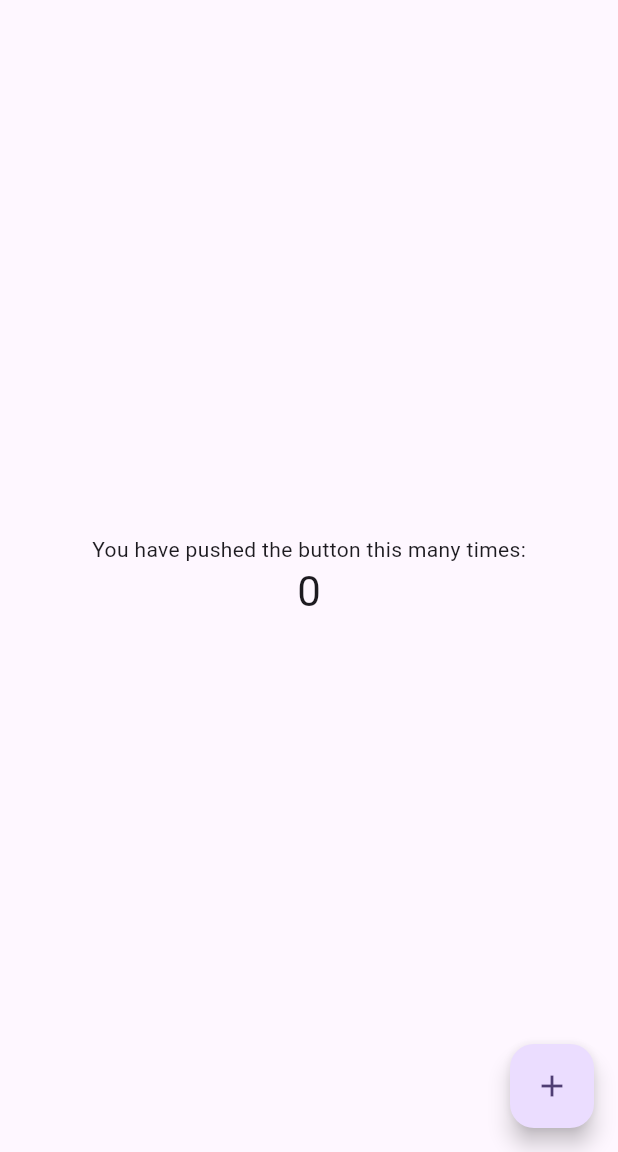
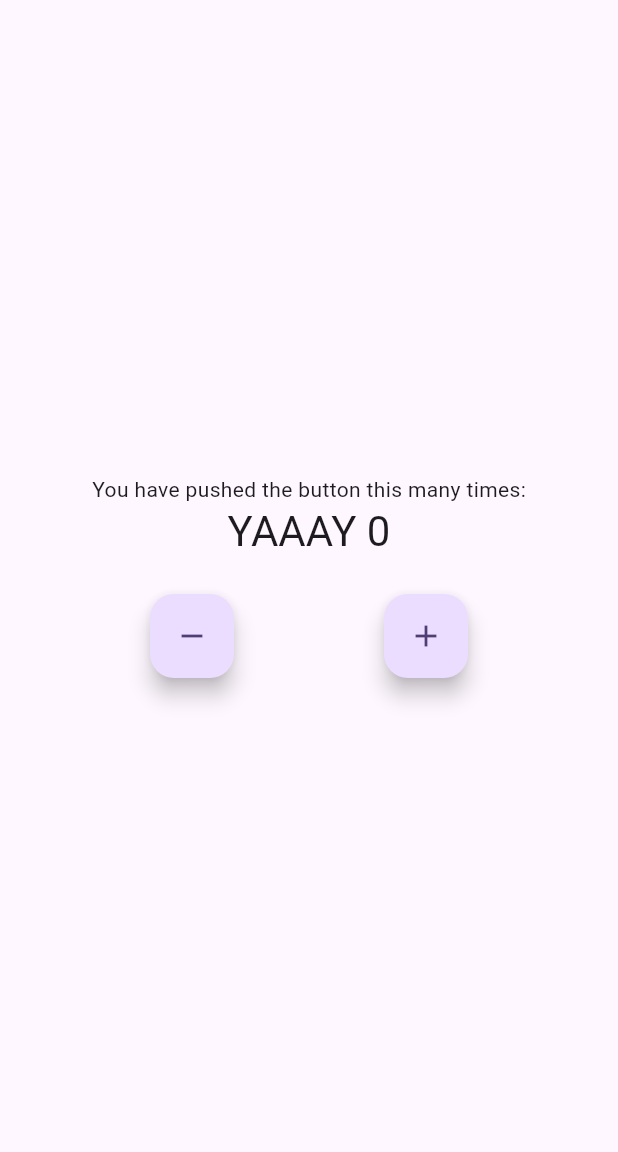
Before and after one commit to Gagana17/Countdown-App, a Flutter app: the screen it shows after launch, on a phone screen of 412 x 824 dp, the part 84-1236 px from its top. Run offline on Flutter 3.47's test engine with Material 3 defaults, Android fonts, the phone set to English and light mode, and no system bars; our stand-ins replace bloc, flutter_bloc.

Commit message:
Describe your changes

```diff
--- a/analysis_options.yaml
+++ b/analysis_options.yaml
@@ -7,6 +7,9 @@
 
 # The following line activates a set of recommended lints for Flutter apps,
 # packages, and plugins designed to encourage good coding practices.
+analyzer:
+  errors:
+    prefer_interpolation_to_compose_strings: ignore
 include: package:flutter_lints/flutter.yaml
 
 linter:
@@ -23,6 +26,5 @@ linter:
   rules:
     # avoid_print: false  # Uncomment to disable the `avoid_print` rule
     # prefer_single_quotes: true  # Uncomment to enable the `prefer_single_quotes` rule
-
 # Additional information about this file can be found at
 # https://dart.dev/guides/language/analysis-options
--- /dev/null
+++ b/devtools_options.yaml
@@ -0,0 +1,3 @@
+description: This file stores settings for Dart & Flutter DevTools.
+documentation: https://docs.flutter.dev/tools/devtools/extensions#configure-extension-enablement-states
+extensions:
--- /dev/null
+++ b/lib/cubit/counter_cubit.dart
@@ -0,0 +1,12 @@
+import 'package:bloc/bloc.dart';
+import 'package:meta/meta.dart';
+
+part 'counter_state.dart';
+
+class CounterCubit extends Cubit<CounterState> {
+  CounterCubit() : super(CounterState(counterValue: 0));
+
+  void increment() => emit(CounterState(counterValue: state.counterValue + 1));
+
+  void decrement() => emit(CounterState(counterValue: state.counterValue - 1));
+}
--- /dev/null
+++ b/lib/cubit/counter_state.dart
@@ -0,0 +1,9 @@
+part of 'counter_cubit.dart';
+
+class CounterState {
+  int counterValue;
+
+  CounterState({
+    required this.counterValue,
+  });
+}
--- a/lib/main.dart
+++ b/lib/main.dart
@@ -1,4 +1,6 @@
+import 'package:app/cubit/counter_cubit.dart';
 import 'package:flutter/material.dart';
+import 'package:flutter_bloc/flutter_bloc.dart';
 
 void main() {
   runApp(const MyApp());
@@ -7,46 +9,24 @@ void main() {
 class MyApp extends StatelessWidget {
   const MyApp({super.key});
 
-  // This widget is the root of your application.
   @override
   Widget build(BuildContext context) {
-    return MaterialApp(
+    return BlocProvider<CounterCubit>(
+      create: (context) => CounterCubit(),
+      child: MaterialApp(
         title: 'Flutter Demo',
         theme: ThemeData(
-        // This is the theme of your application.
-        //
-        // TRY THIS: Try running your application with "flutter run". You'll see
-        // the application has a purple toolbar. Then, without quitting the app,
-        // try changing the seedColor in the colorScheme below to Colors.green
-        // and then invoke "hot reload" (save your changes or press the "hot
-        // reload" button in a Flutter-supported IDE, or press "r" if you used
-        // the command line to start the app).
-        //
-        // Notice that the counter didn't reset back to zero; the application
-        // state is not lost during the reload. To reset the state, use hot
-        // restart instead.
-        //
-        // This works for code too, not just values: Most code changes can be
-        // tested with just a hot reload.
           colorScheme: ColorScheme.fromSeed(seedColor: Colors.deepPurple),
           useMaterial3: true,
         ),
         home: const MyHomePage(title: 'Flutter Demo Home Page'),
+      ),
     );
   }
 }
 
 class MyHomePage extends StatefulWidget {
   const MyHomePage({super.key, required this.title});
-
-  // This widget is the home page of your application. It is stateful, meaning
-  // that it has a State object (defined below) that contains fields that affect
-  // how it looks.
-
-  // This class is the configuration for the state. It holds the values (in this
-  // case the title) provided by the parent (in this case the App widget) and
-  // used by the build method of the State. Fields in a Widget subclass are
-  // always marked "final".
 
   final String title;
 
@@ -59,67 +39,78 @@ class _MyHomePageState extends State<MyHomePage> {
 
   void _incrementCounter() {
     setState(() {
-      // This call to setState tells the Flutter framework that something has
-      // changed in this State, which causes it to rerun the build method below
-      // so that the display can reflect the updated values. If we changed
-      // _counter without calling setState(), then the build method would not be
-      // called again, and so nothing would appear to happen.
       _counter++;
     });
   }
 
   @override
   Widget build(BuildContext context) {
-    // This method is rerun every time setState is called, for instance as done
-    // by the _incrementCounter method above.
-    //
-    // The Flutter framework has been optimized to make rerunning build methods
-    // fast, so that you can just rebuild anything that needs updating rather
-    // than having to individually change instances of widgets.
     return Scaffold(
       appBar: AppBar(
-        // TRY THIS: Try changing the color here to a specific color (to
-        // Colors.amber, perhaps?) and trigger a hot reload to see the AppBar
-        // change color while the other colors stay the same.
         backgroundColor: Theme.of(context).colorScheme.inversePrimary,
-        // Here we take the value from the MyHomePage object that was created by
-        // the App.build method, and use it to set our appbar title.
         title: Text(widget.title),
       ),
-      body: Center(
-        // Center is a layout widget. It takes a single child and positions it
-        // in the middle of the parent.
+      body: BlocBuilder<CounterCubit, CounterState>(
+        builder: (context, state) {
+          return Center(
             child: Column(
-          // Column is also a layout widget. It takes a list of children and
-          // arranges them vertically. By default, it sizes itself to fit its
-          // children horizontally, and tries to be as tall as its parent.
-          //
-          // Column has various properties to control how it sizes itself and
-          // how it positions its children. Here we use mainAxisAlignment to
-          // center the children vertically; the main axis here is the vertical
-          // axis because Columns are vertical (the cross axis would be
-          // horizontal).
-          //
-          // TRY THIS: Invoke "debug painting" (choose the "Toggle Debug Paint"
-          // action in the IDE, or press "p" in the console), to see the
-          // wireframe for each widget.
               mainAxisAlignment: MainAxisAlignment.center,
               children: <Widget>[
                 const Text(
                   'You have pushed the button this many times:',
                 ),
-            Text(
-              '$_counter',
+                BlocBuilder<CounterCubit, CounterState>(
+                  builder: (context, state) {
+                    if (state.counterValue < 0) {
+                      return Text(
+                        'BRR, NEGATIVE ${state.counterValue}',
                         style: Theme.of(context).textTheme.headlineMedium,
+                      );
+                    } else if (state.counterValue % 2 == 0) {
+                      return Text(
+                        'YAAAY ${state.counterValue}',
+                        style: Theme.of(context).textTheme.headlineMedium,
+                      );
+                    } else if (state.counterValue == 5) {
+                      return Text(
+                        'HAAM, NUMBER 5',
+                        style: Theme.of(context).textTheme.headlineMedium,
+                      );
+                    } else {
+                      return Text(
+                        state.counterValue.toString(),
+                        style: Theme.of(context).textTheme.headlineMedium,
+                      );
+                    }
+                  },
+                ),
+                const SizedBox(
+                  height: 24,
+                ),
+                Row(
+                  mainAxisAlignment: MainAxisAlignment.spaceEvenly,
+                  children: [
+                    FloatingActionButton(
+                      onPressed: () {
+                        BlocProvider.of<CounterCubit>(context).decrement();
+                      },
+                      tooltip: 'Decrement',
+                      child: const Icon(Icons.remove),
+                    ),
+                    FloatingActionButton(
+                      onPressed: () {
+                        BlocProvider.of<CounterCubit>(context).increment();
+                      },
+                      tooltip: 'Increment',
+                      child: const Icon(Icons.add),
+                    )
+                  ],
                 ),
               ],
             ),
+          );
+        },
       ),
-      floatingActionButton: FloatingActionButton(
-        onPressed: _incrementCounter,
-        tooltip: 'Increment',
-        child: const Icon(Icons.add),
-      ), // This trailing comma makes auto-formatting nicer for build methods.
     );
   }
 }
```
Lines whose indentation alone changed are shown as unchanged.
